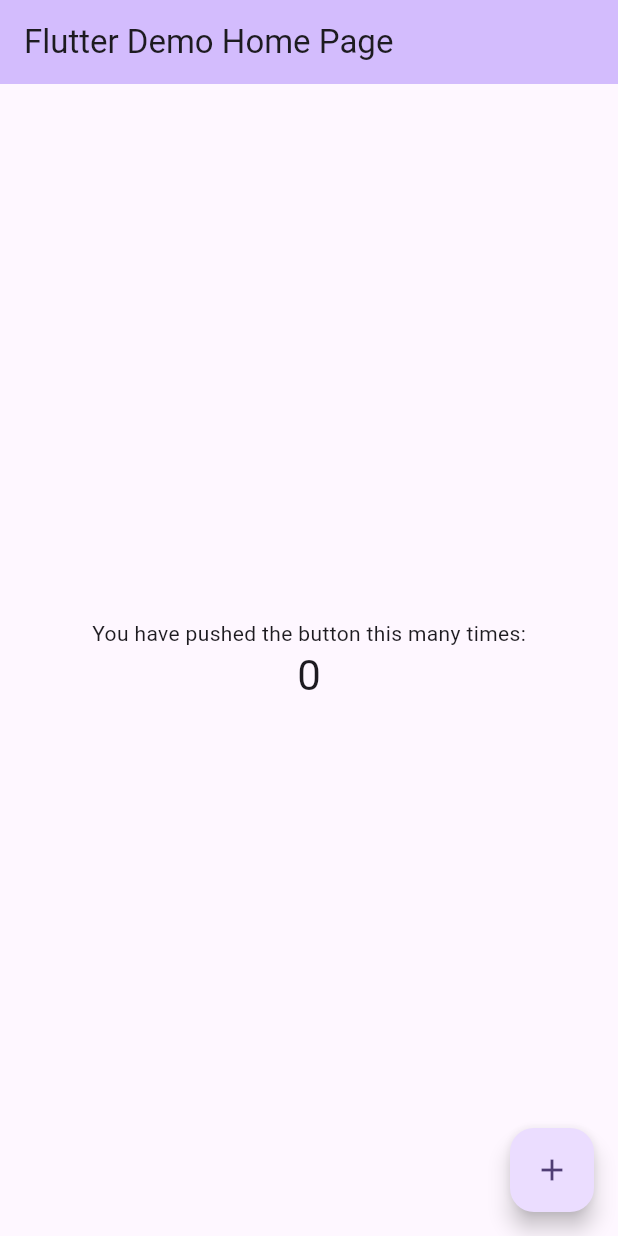
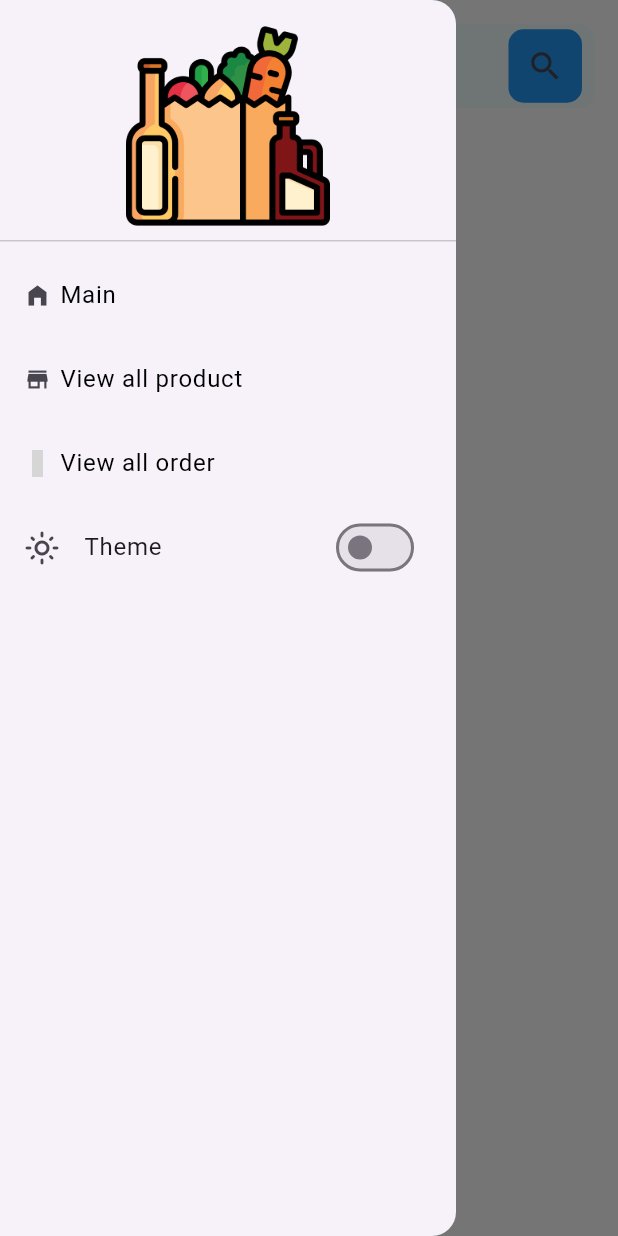
Before and after one commit to offfahad/grocery-shopping-app, a Flutter app: the screen it shows after launch, with the side drawer open (before the commit the screen has no drawer), on a phone screen of 412 x 824 dp. Run offline on Flutter 3.47's test engine with Material 3 defaults, Android fonts, the phone set to English and light mode, and no system bars; our stand-ins replace badges, card_swiper, fancy_shimmer_image, flutter_iconly, iconly, shared_preferences; missing offline and left inert: shared_preferences_web; grey boxes are pictures that could not be loaded.

Commit message:
admin-panel-starter-complete

```diff
--- /dev/null
+++ b/grocery_admin_panel/lib/consts/constants.dart
@@ -0,0 +1,2 @@
+
+const defaultPadding = 16.0;
--- /dev/null
+++ b/grocery_admin_panel/lib/consts/theme_data.dart
@@ -0,0 +1,24 @@
+import 'package:flutter/material.dart';
+
+class Styles {
+  static ThemeData themeData(bool isDarkTheme, BuildContext context) {
+    return ThemeData(
+      scaffoldBackgroundColor:
+          //0A1931  // white yellow 0xFFFCF8EC
+          isDarkTheme ? const Color(0xFF00001a) : const Color(0xFFFFFFFF),
+      primaryColor: Colors.blue,
+      colorScheme: ThemeData().colorScheme.copyWith(
+            secondary:
+                isDarkTheme ? const Color(0xFF1a1f3c) : const Color(0xFFE9FCFC),
+            brightness: isDarkTheme ? Brightness.dark : Brightness.light,
+          ),
+      cardColor:
+          isDarkTheme ? const Color(0xFF0a0d2c) : const Color(0xFFF2FDFD),
+      canvasColor: isDarkTheme ? Colors.black : Colors.grey[50],
+      buttonTheme: Theme.of(context).buttonTheme.copyWith(
+          colorScheme: isDarkTheme
+              ? const ColorScheme.dark()
+              : const ColorScheme.light()),
+    );
+  }
+}
--- /dev/null
+++ b/grocery_admin_panel/lib/controllers/MenuControllerr.dart
@@ -0,0 +1,31 @@
+import 'package:flutter/material.dart';
+
+class MenuControllerr extends ChangeNotifier {
+  final GlobalKey<ScaffoldState> _scaffoldKey = GlobalKey<ScaffoldState>();
+  final GlobalKey<ScaffoldState> _gridScaffoldKey = GlobalKey<ScaffoldState>();
+  final GlobalKey<ScaffoldState> _addProductScaffoldKey =
+      GlobalKey<ScaffoldState>();
+  // Getters
+  GlobalKey<ScaffoldState> get getScaffoldKey => _scaffoldKey;
+  GlobalKey<ScaffoldState> get getgridscaffoldKey => _gridScaffoldKey;
+  GlobalKey<ScaffoldState> get getAddProductscaffoldKey => _addProductScaffoldKey;
+
+  // Callbacks
+  void controlDashboarkMenu() {
+    if (!_scaffoldKey.currentState!.isDrawerOpen) {
+      _scaffoldKey.currentState!.openDrawer();
+    }
+  }
+
+  void controlProductsMenu() {
+    if (!_gridScaffoldKey.currentState!.isDrawerOpen) {
+      _gridScaffoldKey.currentState!.openDrawer();
+    }
+  }
+
+  void controlAddProductsMenu() {
+    if (!_addProductScaffoldKey.currentState!.isDrawerOpen) {
+      _addProductScaffoldKey.currentState!.openDrawer();
+    }
+  }
+}
--- a/grocery_admin_panel/lib/main.dart
+++ b/grocery_admin_panel/lib/main.dart
@@ -1,125 +1,59 @@
 import 'package:flutter/material.dart';
+import 'package:grocery_admin_panel/screens/main_screen.dart';
+import 'package:provider/provider.dart';
+
+import 'consts/theme_data.dart';
+import 'controllers/MenuControllerr.dart';
+import 'providers/dark_theme_provider.dart';
 
 void main() {
   runApp(const MyApp());
 }
 
-class MyApp extends StatelessWidget {
-  const MyApp({super.key});
+class MyApp extends StatefulWidget {
+  const MyApp({Key? key}) : super(key: key);
 
-  // This widget is the root of your application.
   @override
-  Widget build(BuildContext context) {
-    return MaterialApp(
-      title: 'Flutter Demo',
-      theme: ThemeData(
-        // This is the theme of your application.
-        //
-        // TRY THIS: Try running your application with "flutter run". You'll see
-        // the application has a blue toolbar. Then, without quitting the app,
-        // try changing the seedColor in the colorScheme below to Colors.green
-        // and then invoke "hot reload" (save your changes or press the "hot
-        // reload" button in a Flutter-supported IDE, or press "r" if you used
-        // the command line to start the app).
-        //
-        // Notice that the counter didn't reset back to zero; the application
-        // state is not lost during the reload. To reset the state, use hot
-        // restart instead.
-        //
-        // This works for code too, not just values: Most code changes can be
-        // tested with just a hot reload.
-        colorScheme: ColorScheme.fromSeed(seedColor: Colors.deepPurple),
-        useMaterial3: true,
-      ),
-      home: const MyHomePage(title: 'Flutter Demo Home Page'),
-    );
-  }
+  State<MyApp> createState() => _MyAppState();
 }
 
-class MyHomePage extends StatefulWidget {
-  const MyHomePage({super.key, required this.title});
+class _MyAppState extends State<MyApp> {
+  DarkThemeProvider themeChangeProvider = DarkThemeProvider();
 
-  // This widget is the home page of your application. It is stateful, meaning
-  // that it has a State object (defined below) that contains fields that affect
-  // how it looks.
-
-  // This class is the configuration for the state. It holds the values (in this
-  // case the title) provided by the parent (in this case the App widget) and
-  // used by the build method of the State. Fields in a Widget subclass are
-  // always marked "final".
-
-  final String title;
+  void getCurrentAppTheme() async {
+    themeChangeProvider.setDarkTheme =
+        await themeChangeProvider.darkThemePreference.getTheme();
+  }
 
   @override
-  State<MyHomePage> createState() => _MyHomePageState();
-}
-
-class _MyHomePageState extends State<MyHomePage> {
-  int _counter = 0;
-
-  void _incrementCounter() {
-    setState(() {
-      // This call to setState tells the Flutter framework that something has
-      // changed in this State, which causes it to rerun the build method below
-      // so that the display can reflect the updated values. If we changed
-      // _counter without calling setState(), then the build method would not be
-      // called again, and so nothing would appear to happen.
-      _counter++;
-    });
+  void initState() {
+    getCurrentAppTheme();
+    super.initState();
   }
 
   @override
   Widget build(BuildContext context) {
-    // This method is rerun every time setState is called, for instance as done
-    // by the _incrementCounter method above.
-    //
-    // The Flutter framework has been optimized to make rerunning build methods
-    // fast, so that you can just rebuild anything that needs updating rather
-    // than having to individually change instances of widgets.
-    return Scaffold(
-      appBar: AppBar(
-        // TRY THIS: Try changing the color here to a specific color (to
-        // Colors.amber, perhaps?) and trigger a hot reload to see the AppBar
-        // change color while the other colors stay the same.
-        backgroundColor: Theme.of(context).colorScheme.inversePrimary,
-        // Here we take the value from the MyHomePage object that was created by
-        // the App.build method, and use it to set our appbar title.
-        title: Text(widget.title),
+    return MultiProvider(
+      providers: [
+        ChangeNotifierProvider(
+          create: (_) => MenuControllerr(),
+        ),
+        ChangeNotifierProvider(
+          create: (_) {
+            return themeChangeProvider;
+          },
+        ),
+      ],
+      child: Consumer<DarkThemeProvider>(
+        builder: (context, themeProvider, child) {
+          return MaterialApp(
+            debugShowCheckedModeBanner: false,
+            title: 'Grocery',
+            theme: Styles.themeData(themeProvider.getDarkTheme, context),
+            home: const MainScreen(),
+          );
+        },
       ),
-      body: Center(
-        // Center is a layout widget. It takes a single child and positions it
-        // in the middle of the parent.
-        child: Column(
-          // Column is also a layout widget. It takes a list of children and
-          // arranges them vertically. By default, it sizes itself to fit its
-          // children horizontally, and tries to be as tall as its parent.
-          //
-          // Column has various properties to control how it sizes itself and
-          // how it positions its children. Here we use mainAxisAlignment to
-          // center the children vertically; the main axis here is the vertical
-          // axis because Columns are vertical (the cross axis would be
-          // horizontal).
-          //
-          // TRY THIS: Invoke "debug painting" (choose the "Toggle Debug Paint"
-          // action in the IDE, or press "p" in the console), to see the
-          // wireframe for each widget.
-          mainAxisAlignment: MainAxisAlignment.center,
-          children: <Widget>[
-            const Text(
-              'You have pushed the button this many times:',
-            ),
-            Text(
-              '$_counter',
-              style: Theme.of(context).textTheme.headlineMedium,
-            ),
-          ],
-        ),
-      ),
-      floatingActionButton: FloatingActionButton(
-        onPressed: _incrementCounter,
-        tooltip: 'Increment',
-        child: const Icon(Icons.add),
-      ), // This trailing comma makes auto-formatting nicer for build methods.
     );
   }
 }
--- /dev/null
+++ b/grocery_admin_panel/lib/providers/dark_theme_provider.dart
@@ -0,0 +1,16 @@
+
+import 'package:flutter/material.dart';
+import 'package:grocery_admin_panel/services/dark_them_preferences.dart';
+
+class DarkThemeProvider with ChangeNotifier {
+  DarkThemePreference darkThemePreference = DarkThemePreference();
+  bool _darkTheme = false;
+
+  bool get getDarkTheme => _darkTheme;
+
+  set setDarkTheme(bool value) {
+    _darkTheme = value;
+    darkThemePreference.setDarkTheme(value);
+    notifyListeners();
+  }
+}
--- /dev/null
+++ b/grocery_admin_panel/lib/screens/dashboard_screen.dart
@@ -0,0 +1,44 @@
+import 'package:flutter/material.dart';
+import 'package:grocery_admin_panel/consts/constants.dart';
+import 'package:grocery_admin_panel/widgets/header.dart';
+import 'package:provider/provider.dart';
+
+import '../controllers/MenuControllerr.dart';
+
+class DashboardScreen extends StatelessWidget {
+  const DashboardScreen({Key? key}) : super(key: key);
+
+  @override
+  Widget build(BuildContext context) {
+    return SafeArea(
+      child: SingleChildScrollView(
+        padding: const EdgeInsets.all(defaultPadding),
+        child: Column(
+          children: [
+            Header(
+              fct: () {
+                context.read<MenuControllerr>().controlDashboarkMenu();
+              },
+            ),
+            const SizedBox(height: defaultPadding),
+            const Row(
+              crossAxisAlignment: CrossAxisAlignment.start,
+              children: [
+                Expanded(
+                  flex: 5,
+                  child: Column(
+                    children: const [
+                      // MyProductsHome(),
+                      // SizedBox(height: defaultPadding),
+                      // OrdersScreen(),
+                    ],
+                  ),
+                ),
+              ],
+            )
+          ],
+        ),
+      ),
+    );
+  }
+}
--- /dev/null
+++ b/grocery_admin_panel/lib/screens/main_screen.dart
@@ -0,0 +1,38 @@
+import 'package:flutter/material.dart';
+import 'package:grocery_admin_panel/controllers/MenuControllerr.dart';
+import 'package:grocery_admin_panel/widgets/side_menu.dart';
+import 'package:provider/provider.dart';
+
+import '../responsive.dart';
+import 'dashboard_screen.dart';
+
+class MainScreen extends StatelessWidget {
+  const MainScreen({Key? key}) : super(key: key);
+
+  @override
+  Widget build(BuildContext context) {
+    return Scaffold(
+      key: context.read<MenuControllerr>().getScaffoldKey,
+      drawer: const SideMenu(),
+      body: SafeArea(
+        child: Row(
+          crossAxisAlignment: CrossAxisAlignment.start,
+          children: [
+            // We want this side menu only for large screen
+            if (Responsive.isDesktop(context))
+              const Expanded(
+                // default flex = 1
+                // and it takes 1/6 part of the screen
+                child: SideMenu(),
+              ),
+            const Expanded(
+              // It takes 5/6 part of the screen
+              flex: 5,
+              child: DashboardScreen(),
+            ),
+          ],
+        ),
+      ),
+    );
+  }
+}
--- /dev/null
+++ b/grocery_admin_panel/lib/services/dark_them_preferences.dart
@@ -0,0 +1,15 @@
+import 'package:shared_preferences/shared_preferences.dart';
+
+class DarkThemePreference {
+  static const THEME_STATUS = "THEMESTATUS";
+
+  setDarkTheme(bool value) async {
+    SharedPreferences prefs = await SharedPreferences.getInstance();
+    prefs.setBool(THEME_STATUS, value);
+  }
+
+  Future<bool> getTheme() async {
+    SharedPreferences prefs = await SharedPreferences.getInstance();
+    return prefs.getBool(THEME_STATUS) ?? false;
+  }
+}
--- /dev/null
+++ b/grocery_admin_panel/lib/services/utils.dart
@@ -0,0 +1,15 @@
+import 'package:flutter/cupertino.dart';
+import 'package:flutter/material.dart';
+import 'package:provider/provider.dart';
+
+import '../providers/dark_theme_provider.dart';
+
+
+class Utils {
+  BuildContext context;
+  Utils(this.context);
+
+  bool get getTheme => Provider.of<DarkThemeProvider>(context).getDarkTheme;
+  Color get color => getTheme ? Colors.white : Colors.black;
+  Size get getScreenSize => MediaQuery.of(context).size;
+}
--- /dev/null
+++ b/grocery_admin_panel/lib/widgets/header.dart
@@ -0,0 +1,70 @@
+import 'package:flutter/material.dart';
+import 'package:grocery_admin_panel/consts/constants.dart';
+import 'package:grocery_admin_panel/services/utils.dart';
+
+import '../responsive.dart';
+
+class Header extends StatelessWidget {
+  const Header({
+    Key? key,
+    required this.fct,
+  }) : super(key: key);
+
+  final Function fct;
+  @override
+  Widget build(BuildContext context) {
+     final theme = Utils(context).getTheme;
+    final color = Utils(context).color;
+
+    return Row(
+      children: [
+        if (!Responsive.isDesktop(context))
+          IconButton(
+            icon: const Icon(Icons.menu),
+            onPressed: () {
+              fct();
+            },
+          ),
+        if (Responsive.isDesktop(context))
+          Padding(
+            padding: const EdgeInsets.all(8.0),
+            child: Text(
+              "Dashboard",
+              style: Theme.of(context).textTheme.headline6,
+            ),
+          ),
+        if (Responsive.isDesktop(context))
+          Spacer(flex: Responsive.isDesktop(context) ? 2 : 1),
+        Expanded(
+          child: TextField(
+            decoration: InputDecoration(
+              hintText: "Search",
+              fillColor: Theme.of(context).cardColor,
+              filled: true,
+              border: const OutlineInputBorder(
+                borderSide: BorderSide.none,
+                borderRadius: BorderRadius.all(Radius.circular(10)),
+              ),
+              suffixIcon: InkWell(
+                onTap: () {},
+                child: Container(
+                  padding: const EdgeInsets.all(defaultPadding * 0.75),
+                  margin: const EdgeInsets.symmetric(
+                      horizontal: defaultPadding / 2),
+                  decoration: const BoxDecoration(
+                    color: Colors.blue,
+                    borderRadius: BorderRadius.all(Radius.circular(10)),
+                  ),
+                  child: const Icon(
+                    Icons.search,
+                    size: 25,
+                  ),
+                ),
+              ),
+            ),
+          ),
+        ),
+      ],
+    );
+  }
+}
--- /dev/null
+++ b/grocery_admin_panel/lib/widgets/side_menu.dart
@@ -0,0 +1,103 @@
+import 'package:flutter/material.dart';
+import 'package:grocery_admin_panel/providers/dark_theme_provider.dart';
+import 'package:grocery_admin_panel/services/utils.dart';
+import 'package:grocery_admin_panel/widgets/text_widget.dart';
+import 'package:iconly/iconly.dart';
+import 'package:provider/provider.dart';
+
+import '../screens/main_screen.dart';
+
+class SideMenu extends StatefulWidget {
+  const SideMenu({
+    Key? key,
+  }) : super(key: key);
+
+  @override
+  State<SideMenu> createState() => _SideMenuState();
+}
+
+class _SideMenuState extends State<SideMenu> {
+  @override
+  Widget build(BuildContext context) {
+    final theme = Utils(context).getTheme;
+    final themeState = Provider.of<DarkThemeProvider>(context);
+
+    final color = Utils(context).color;
+    return Drawer(
+      child: ListView(
+        children: [
+          DrawerHeader(
+            child: Image.asset(
+              "assets/images/groceries.png",
+            ),
+          ),
+          DrawerListTile(
+            title: "Main",
+            press: () {
+              Navigator.of(context).pushReplacement(
+                MaterialPageRoute(
+                  builder: (context) => const MainScreen(),
+                ),
+              );
+            },
+            icon: Icons.home_filled,
+          ),
+          DrawerListTile(
+            title: "View all product",
+            press: () {
+
+            },
+            icon: Icons.store,
+          ),
+          DrawerListTile(
+            title: "View all order",
+            press: () {},
+            icon: IconlyBold.bag_2,
+          ),
+          SwitchListTile(
+              title: const Text('Theme'),
+              secondary: Icon(themeState.getDarkTheme
+                  ? Icons.dark_mode_outlined
+                  : Icons.light_mode_outlined),
+              value: theme,
+              onChanged: (value) {
+                setState(() {
+                  themeState.setDarkTheme = value;
+                });
+              })
+        ],
+      ),
+    );
+  }
+}
+
+class DrawerListTile extends StatelessWidget {
+  const DrawerListTile({
+    Key? key,
+    // For selecting those three line once press "Command+D"
+    required this.title,
+    required this.press,
+    required this.icon,
+  }) : super(key: key);
+
+  final String title;
+  final VoidCallback press;
+  final IconData icon;
+  @override
+  Widget build(BuildContext context) {
+    final theme = Utils(context).getTheme;
+    final color = theme == true ? Colors.white : Colors.black;
+
+    return ListTile(
+        onTap: press,
+        horizontalTitleGap: 0.0,
+        leading: Icon(
+          icon,
+          size: 18,
+        ),
+        title: TextWidget(
+          text: title,
+          color: color,
+        ));
+  }
+}
--- /dev/null
+++ b/grocery_admin_panel/lib/widgets/text_widget.dart
@@ -0,0 +1,29 @@
+import 'package:flutter/material.dart';
+
+class TextWidget extends StatelessWidget {
+  TextWidget({
+    Key? key,
+    required this.text,
+    required this.color,
+    this.textSize = 16,
+    this.maxLines = 10,
+    this.isTitle = false,
+  }) : super(key: key);
+  final String text;
+  final Color color;
+  final double textSize;
+  bool isTitle;
+  int maxLines = 10;
+  @override
+  Widget build(BuildContext context) {
+    return Text(
+      text,
+      maxLines: maxLines,
+      style: TextStyle(
+          fontSize: textSize,
+          color: color,
+          overflow: TextOverflow.ellipsis,
+          fontWeight: isTitle ? FontWeight.w600 : FontWeight.w400),
+    );
+  }
+}
```
Also changed, not shown: grocery_admin_panel/lib/generated_plugin_registrant.dart (added, +16 -0 lines), grocery_admin_panel/lib/responsive.dart (added, +37 -0 lines), grocery_admin_panel/lib/services/global_method.dart (added, +60 -0 lines), grocery_admin_panel/lib/widgets/buttons.dart (added, +37 -0 lines), grocery_admin_panel/pubspec.yaml (+5 -4 lines), grocery_admin_panel/assets/images/groceries.png (added), grocery_admin_panel/pubspec.lock, 1 other file.
